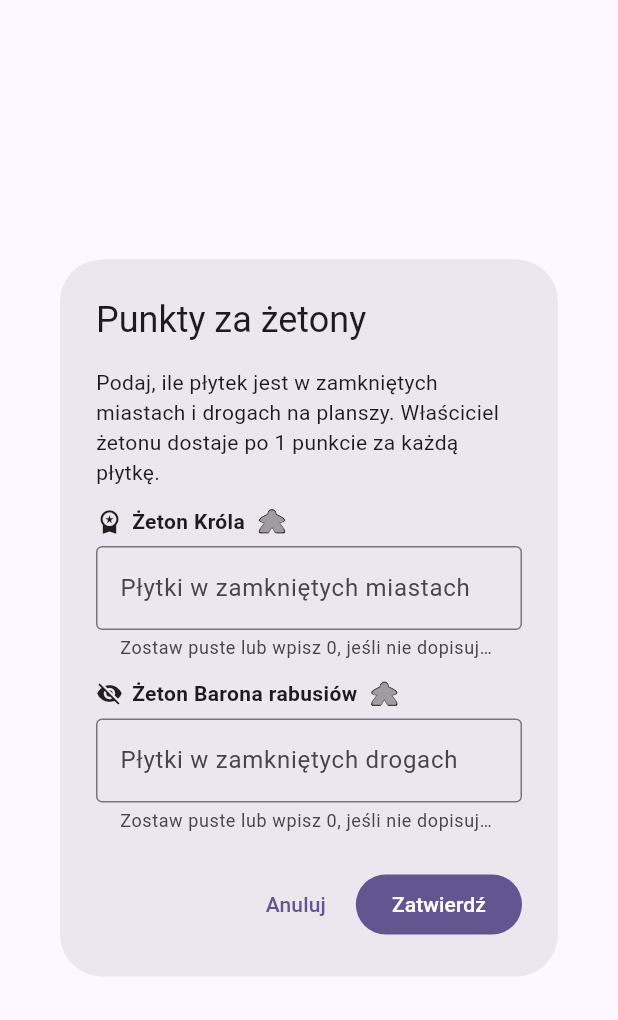
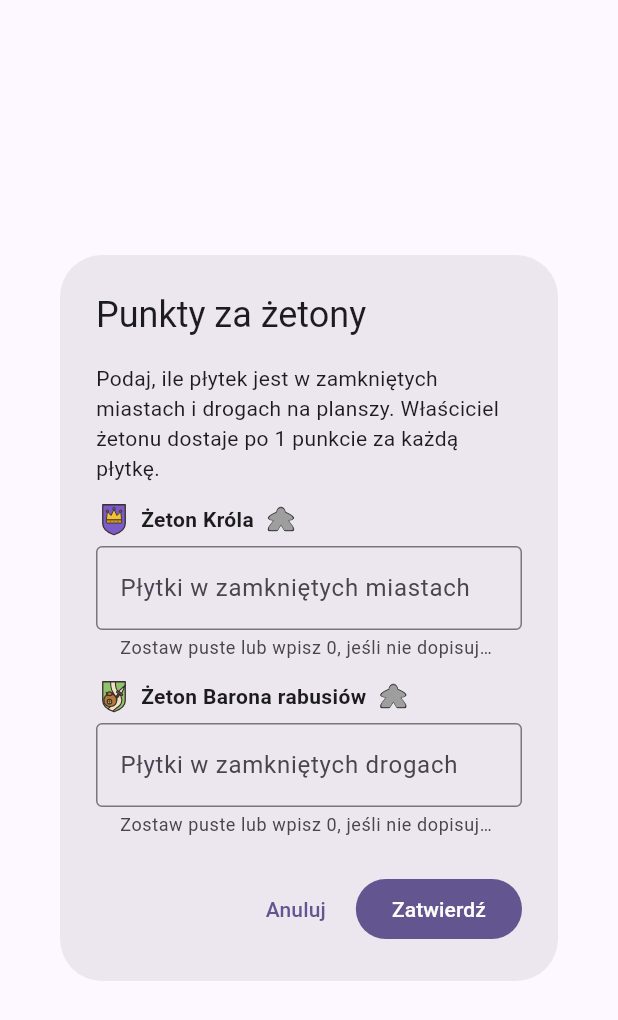
Before and after one commit to WGFizban/CC_NEW, a Flutter app: the _CrownTilesDialog widget shown alone on an empty page, opened directly with empty values, on a phone screen of 412 x 824 dp. Shown: the top 1020 px of the screen. Run offline on Flutter 3.47's test engine with Material 3 defaults, Android fonts, the phone set to English and light mode, and no system bars; our stand-ins replace flutter_colorpicker, flutter_svg, package_info_plus, shared_preferences, wakelock_plus; accounts and stored records are empty; generated files the repository leaves out were written again.

Commit message:
Grafiki żetonów: Król (tarcza z koroną) i Baron rabusiów (mieszek i sztylet na tle drogi)
Co-Authored-By: Claude Sonnet 5.5 <noreply@anthropic.com>
Claude-Session: https://claude.ai/code/session_01P2QWxkXWwGKiSLABjDzL2r

```diff
--- a/lib/widgets/token_dialogs.dart
+++ b/lib/widgets/token_dialogs.dart
@@ -1,5 +1,6 @@
 import 'package:flutter/material.dart';
 import 'package:flutter/services.dart';
+import 'package:flutter_svg/flutter_svg.dart';
 
 import '../l10n/l10n.dart';
 import '../models/crown_tokens.dart';
@@ -17,12 +18,16 @@ String tokenName(BuildContext context, CrownToken token) {
   };
 }
 
-/// Ikona żetonu (tymczasowa, z zestawu Material; docelowa grafika po
-/// decyzji).
-IconData tokenIcon(CrownToken token) => switch (token) {
-  CrownToken.king => Icons.workspace_premium,
-  CrownToken.robber => Icons.visibility_off,
-};
+/// Grafika żetonu: Król (korona w tarczy) i Baron rabusiów (mieszek i
+/// sztylet na tle drogi).
+Widget tokenIcon(CrownToken token, {double size = 24}) => SvgPicture.asset(
+  switch (token) {
+    CrownToken.king => 'assets/icons/game/token_king.svg',
+    CrownToken.robber => 'assets/icons/game/token_robber.svg',
+  },
+  width: size,
+  height: size,
+);
 
 /// Okno przejęcia żetonu: nowa wielkość budowli (zawsze większa od
 /// zapamiętanej) i gracz, który żeton przejmuje. Zwraca zmianę żetonu albo
@@ -89,7 +94,7 @@ class _TokenDialogState extends State<_TokenDialog> {
     return AlertDialog(
       title: Row(
         children: [
-          Icon(tokenIcon(widget.token)),
+          tokenIcon(widget.token, size: 32),
           const SizedBox(width: 8),
           Expanded(child: Text(tokenName(context, widget.token))),
         ],
@@ -220,7 +225,7 @@ class _CrownTilesDialogState extends State<_CrownTilesDialog> {
         children: [
           Row(
             children: [
-              Icon(tokenIcon(token), size: 18),
+              tokenIcon(token, size: 24),
               const SizedBox(width: 6),
               Text(
                 tokenName(context, token),
```
Also changed, not shown: assets/icons/game/token_king.svg (added), assets/icons/game/token_robber.svg (added).
